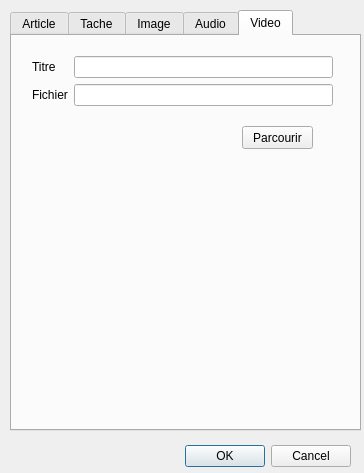
First picture: the form in gui/dialog.ui, repository vincebhx/LO21-PluriNotes, before the edit.
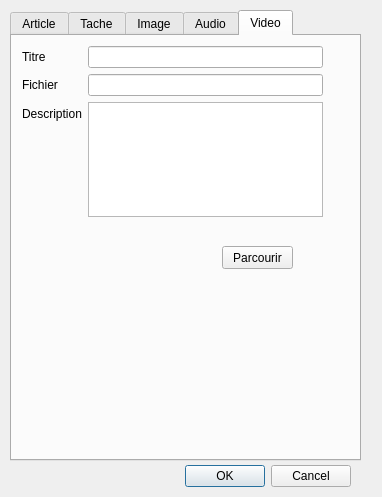
Second picture: the form after the edit.

Commit message: initialisation fenetre create note

```diff
--- a/gui/dialog.ui
+++ b/gui/dialog.ui
@@ -6,8 +6,8 @@
    <rect>
     <x>0</x>
     <y>0</y>
-    <width>364</width>
-    <height>473</height>
+    <width>382</width>
+    <height>497</height>
    </rect>
   </property>
   <property name="windowTitle">
@@ -17,7 +17,7 @@
    <property name="geometry">
     <rect>
      <x>10</x>
-     <y>440</y>
+     <y>460</y>
      <width>341</width>
      <height>32</height>
     </rect>
@@ -35,7 +35,7 @@
      <x>10</x>
      <y>10</y>
      <width>351</width>
-     <height>421</height>
+     <height>451</height>
     </rect>
    </property>
    <property name="currentIndex">
@@ -199,20 +199,7 @@
     <attribute name="title">
      <string>Audio</string>
     </attribute>
-    <widget class="QPushButton" name="pushButton_3">
-     <property name="geometry">
-      <rect>
-       <x>230</x>
-       <y>90</y>
-       <width>71</width>
-       <height>23</height>
-      </rect>
-     </property>
-     <property name="text">
-      <string>Parcourir</string>
-     </property>
-    </widget>
-    <widget class="QWidget" name="layoutWidget_4">
+    <widget class="QWidget" name="layoutWidget_2">
      <property name="geometry">
       <rect>
        <x>20</x>
@@ -249,29 +236,16 @@
     <attribute name="title">
      <string>Video</string>
     </attribute>
-    <widget class="QPushButton" name="pushButton_4">
+    <widget class="QWidget" name="layoutWidget_3">
      <property name="geometry">
       <rect>
-       <x>230</x>
-       <y>90</y>
-       <width>71</width>
-       <height>23</height>
-      </rect>
-     </property>
-     <property name="text">
-      <string>Parcourir</string>
-     </property>
-    </widget>
-    <widget class="QWidget" name="layoutWidget_5">
-     <property name="geometry">
-      <rect>
-       <x>20</x>
-       <y>20</y>
+       <x>10</x>
+       <y>10</y>
        <width>301</width>
-       <height>54</height>
+       <height>171</height>
       </rect>
      </property>
-     <layout class="QFormLayout" name="formLayout_8">
+     <layout class="QFormLayout" name="formLayout_5">
       <item row="0" column="0">
        <widget class="QLabel" name="label_21">
         <property name="text">
@@ -290,10 +264,33 @@
        </widget>
       </item>
       <item row="1" column="1">
-       <widget class="QLineEdit" name="lineEdit_12"/>
+       <widget class="QLineEdit" name="v_path"/>
+      </item>
+      <item row="2" column="0">
+       <widget class="QLabel" name="label_16">
+        <property name="text">
+         <string>Description</string>
+        </property>
+       </widget>
+      </item>
+      <item row="2" column="1">
+       <widget class="QPlainTextEdit" name="v_desc"/>
       </item>
      </layout>
     </widget>
+    <widget class="QPushButton" name="pushButton_3">
+     <property name="geometry">
+      <rect>
+       <x>210</x>
+       <y>210</y>
+       <width>71</width>
+       <height>23</height>
+      </rect>
+     </property>
+     <property name="text">
+      <string>Parcourir</string>
+     </property>
+    </widget>
    </widget>
   </widget>
  </widget>
```
Left out of the diff: 109 changed lines with no effect on the pictures. The commit also changes 5 other files.
